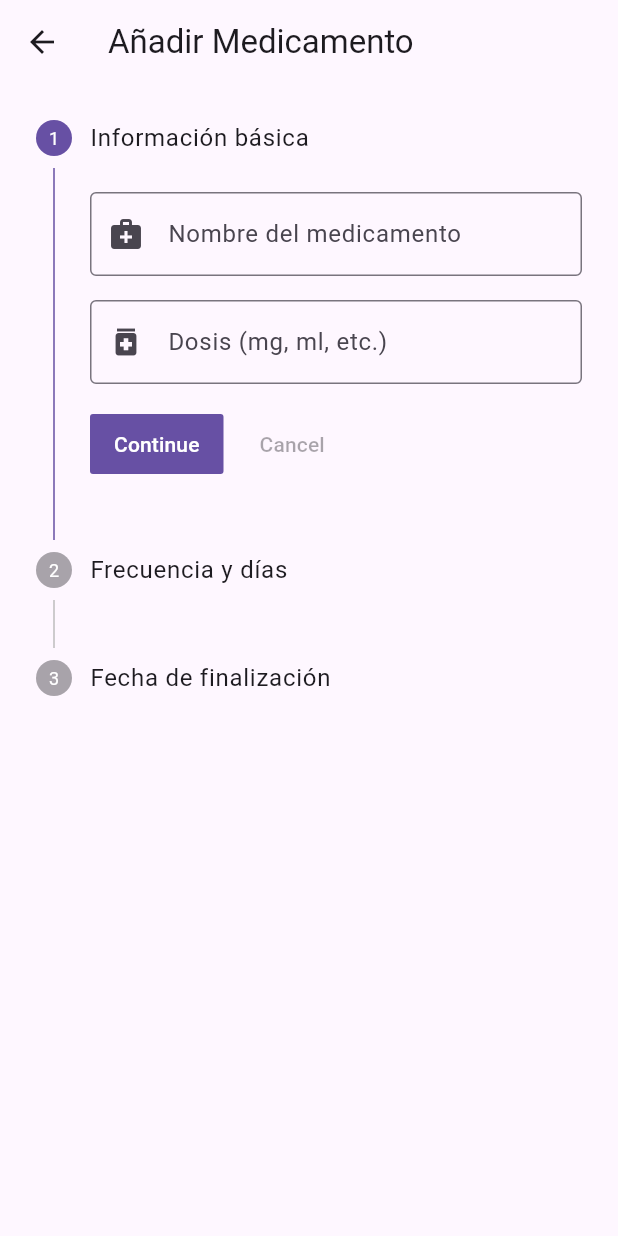
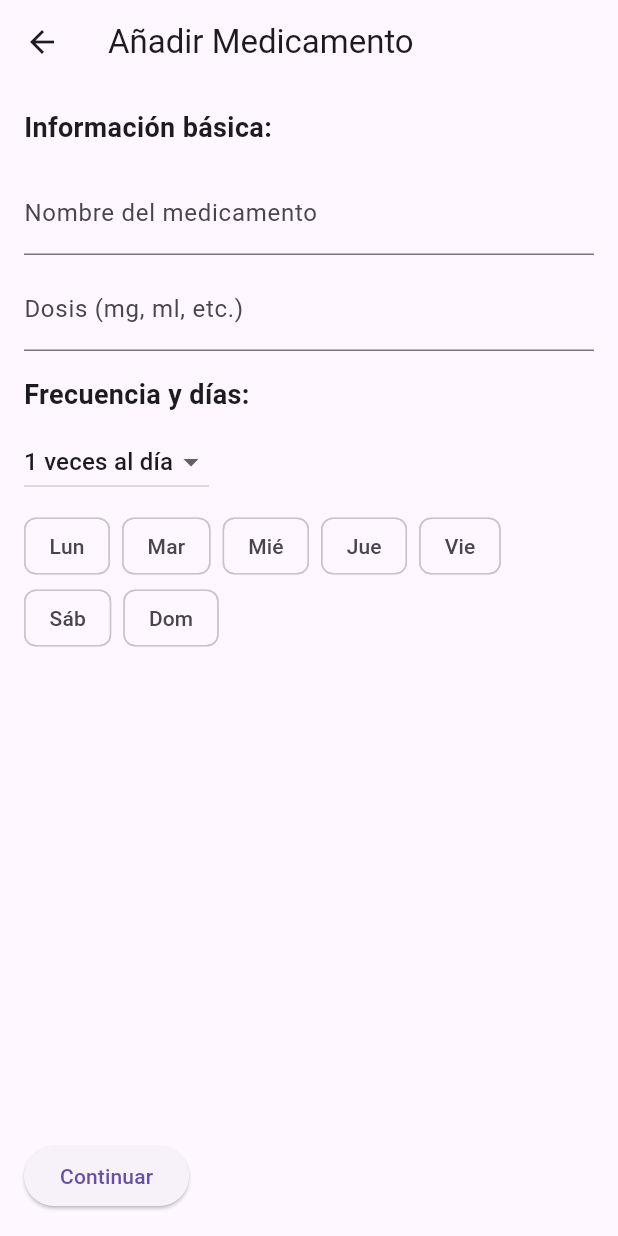
Before and after one commit to FersLan6/Pilltime, a Flutter app: the screen it shows after launch, item 2 of the bottom bar chosen, after a tap on "INICIO", after a tap on "AÑADIR MEDICAMENTOS", on a phone screen of 412 x 824 dp. Run offline on Flutter 3.47's test engine with Material 3 defaults, Android fonts, the phone set to English and light mode, and no system bars.

Commit message:
Subida de medicamento listo

```diff
--- a/lib/screens/add_medication_form_screen.dart
+++ /dev/null
@@ -1,164 +0,0 @@
-import 'package:flutter/material.dart';
-import '../main.dart'; // Importar la lista global
-
-class AddMedicationFormScreen extends StatefulWidget {
-  @override
-  _AddMedicationFormScreenState createState() =>
-      _AddMedicationFormScreenState();
-}
-
-class _AddMedicationFormScreenState extends State<AddMedicationFormScreen> {
-  int currentStep = 0;
-
-  final TextEditingController nameController = TextEditingController();
-  final TextEditingController quantityController = TextEditingController();
-  int timesPerDay = 1;
-  List<bool> selectedDays = List.filled(7, false);
-  DateTime endDate = DateTime.now();
-
-  void saveMedication() {
-    medicamentos.add({
-      'nombre': nameController.text,
-      'dosis': quantityController.text,
-      'vecesAlDia': timesPerDay,
-      'dias': selectedDays,
-      'fechaFinal': endDate.toLocal().toString().split(' ')[0],
-    });
-
-    print('Medicamento guardado: $medicamentos');
-    Navigator.pop(context);
-  }
-
-  @override
-  Widget build(BuildContext context) {
-    return Scaffold(
-      appBar: AppBar(
-        title: Text('Añadir Medicamento'),
-      ),
-      body: Stepper(
-        currentStep: currentStep,
-        onStepContinue: () {
-          if (currentStep < 2) {
-            setState(() {
-              currentStep += 1;
-            });
-          } else {
-            saveMedication();
-          }
-        },
-        onStepCancel: currentStep == 0
-            ? null
-            : () {
-                setState(() {
-                  currentStep -= 1;
-                });
-              },
-        steps: [
-          Step(
-            title: Text("Información básica"),
-            content: Column(
-              children: [
-                TextField(
-                  controller: nameController,
-                  decoration: InputDecoration(
-                    labelText: "Nombre del medicamento",
-                    prefixIcon: Icon(Icons.medical_services),
-                    border: OutlineInputBorder(),
-                  ),
-                ),
-                SizedBox(height: 16),
-                TextField(
-                  controller: quantityController,
-                  decoration: InputDecoration(
-                    labelText: "Dosis (mg, ml, etc.)",
-                    prefixIcon: Icon(Icons.medication),
-                    border: OutlineInputBorder(),
-                  ),
-                  keyboardType: TextInputType.number,
-                ),
-              ],
-            ),
-            isActive: currentStep == 0,
-          ),
-          Step(
-            title: Text("Frecuencia y días"),
-            content: Column(
-              children: [
-                DropdownButtonFormField<int>(
-                  value: timesPerDay,
-                  onChanged: (value) {
-                    setState(() {
-                      timesPerDay = value!;
-                    });
-                  },
-                  items: List.generate(
-                    4,
-                    (index) => DropdownMenuItem(
-                      value: index + 1,
-                      child: Text("${index + 1} veces al día"),
-                    ),
-                  ),
-                  decoration: InputDecoration(
-                    labelText: "Veces al día",
-                    prefixIcon: Icon(Icons.timer),
-                    border: OutlineInputBorder(),
-                  ),
-                ),
-                SizedBox(height: 16),
-                Wrap(
-                  spacing: 8.0,
-                  runSpacing: 4.0,
-                  children: List.generate(7, (index) {
-                    final days = [
-                      "Lun",
-                      "Mar",
-                      "Mié",
-                      "Jue",
-                      "Vie",
-                      "Sáb",
-                      "Dom"
-                    ];
-                    return FilterChip(
-                      label: Text(days[index]),
-                      selected: selectedDays[index],
-                      onSelected: (value) {
-                        setState(() {
-                          selectedDays[index] = value;
-                        });
-                      },
-                    );
-                  }),
-                ),
-              ],
-            ),
-            isActive: currentStep == 1,
-          ),
-          Step(
-            title: Text("Fecha de finalización"),
-            content: Column(
-              children: [
-                ElevatedButton(
-                  onPressed: () async {
-                    DateTime? picked = await showDatePicker(
-                      context: context,
-                      initialDate: endDate,
-                      firstDate: DateTime.now(),
-                      lastDate: DateTime(2101),
-                    );
-                    if (picked != null) {
-                      setState(() => endDate = picked);
-                    }
-                  },
-                  child: Text("Seleccionar fecha"),
-                ),
-                SizedBox(height: 8),
-                Text("Fecha seleccionada: ${endDate.toLocal()}".split(' ')[0]),
-              ],
-            ),
-            isActive: currentStep == 2,
-          ),
-        ],
-      ),
-    );
-  }
-}
--- /dev/null
+++ b/lib/screens/add_medication_page1.dart
@@ -0,0 +1,104 @@
+import 'package:flutter/material.dart';
+import 'add_medication_page2.dart';
+
+class AddMedicationPage1 extends StatefulWidget {
+  const AddMedicationPage1({super.key});
+
+  @override
+  State<AddMedicationPage1> createState() => _AddMedicationPage1State();
+}
+
+class _AddMedicationPage1State extends State<AddMedicationPage1> {
+  final TextEditingController _nameController = TextEditingController();
+  final TextEditingController _doseController = TextEditingController();
+  int _timesPerDay = 1;
+  List<bool> _selectedDays = List.generate(7, (index) => false);
+
+  @override
+  Widget build(BuildContext context) {
+    return Scaffold(
+      appBar: AppBar(title: const Text('Añadir Medicamento')),
+      body: Padding(
+        padding: const EdgeInsets.all(16.0),
+        child: Column(
+          crossAxisAlignment: CrossAxisAlignment.start,
+          children: [
+            const Text(
+              'Información básica:',
+              style: TextStyle(fontSize: 18, fontWeight: FontWeight.bold),
+            ),
+            const SizedBox(height: 16),
+            TextField(
+              controller: _nameController,
+              decoration: const InputDecoration(labelText: 'Nombre del medicamento'),
+            ),
+            const SizedBox(height: 8),
+            TextField(
+              controller: _doseController,
+              decoration: const InputDecoration(labelText: 'Dosis (mg, ml, etc.)'),
+            ),
+            const SizedBox(height: 16),
+            const Text(
+              'Frecuencia y días:',
+              style: TextStyle(fontSize: 18, fontWeight: FontWeight.bold),
+            ),
+            const SizedBox(height: 8),
+            DropdownButton<int>(
+              value: _timesPerDay,
+              onChanged: (value) {
+                setState(() {
+                  _timesPerDay = value!;
+                });
+              },
+              items: List.generate(4, (index) {
+                return DropdownMenuItem(
+                  value: index + 1,
+                  child: Text('${index + 1} veces al día'),
+                );
+              }),
+            ),
+            const SizedBox(height: 8),
+            Wrap(
+              spacing: 8,
+              children: List.generate(7, (index) {
+                return ChoiceChip(
+                  label: Text(['Lun', 'Mar', 'Mié', 'Jue', 'Vie', 'Sáb', 'Dom'][index]),
+                  selected: _selectedDays[index],
+                  onSelected: (selected) {
+                    setState(() {
+                      _selectedDays[index] = selected;
+                    });
+                  },
+                );
+              }),
+            ),
+            const Spacer(),
+            ElevatedButton(
+              onPressed: () {
+                if (_nameController.text.isEmpty || _doseController.text.isEmpty) {
+                  ScaffoldMessenger.of(context).showSnackBar(
+                    const SnackBar(content: Text('Por favor completa todos los campos')),
+                  );
+                  return;
+                }
+
+                Navigator.push(
+                  context,
+                  MaterialPageRoute(
+                    builder: (context) => AddMedicationPage2(
+                      name: _nameController.text,
+                      dose: _doseController.text,
+                      timesPerDay: _timesPerDay,
+                      selectedDays: _selectedDays,
+                    ),
+                  ),
+                );
+              },
+              child: const Text('Continuar'),
+            ),
+          ],
+        ),
+      ),
+    );
+  }
+}
--- a/lib/widgets/add_med_button.dart
+++ b/lib/widgets/add_med_button.dart
@@ -1,5 +1,5 @@
 import 'package:flutter/material.dart';
-import '../screens/add_medication_form_screen.dart';
+import '../screens/add_medication_page1.dart';
 
 class AddMedButton extends StatelessWidget {
   const AddMedButton({super.key});
@@ -11,7 +11,7 @@ class AddMedButton extends StatelessWidget {
         Navigator.push(
           context,
           MaterialPageRoute(
-            builder: (context) => AddMedicationFormScreen(),
+            builder: (context) =>const AddMedicationPage1(),
           ),
         );
       },
--- a/lib/widgets/app_bar.dart
+++ b/lib/widgets/app_bar.dart
@@ -2,16 +2,17 @@ import 'package:flutter/material.dart';
 
 PreferredSizeWidget customAppBar() {
   return AppBar(
+    backgroundColor: Colors.green[600], // Fondo verde llamativo
     title: Row(
       children: [
         Image.asset(
-          'assets/pilltime.png', // Reemplaza con la ruta de tu logo
+          'assets/pilltime.png', // Ruta de tu logo
           height: 30,
         ),
-        const SizedBox(width: 8),
+        const SizedBox(width: 10),
         const Text(
           'PillTime',
-          style: TextStyle(fontWeight: FontWeight.bold),
+          style: TextStyle(fontSize: 22, fontWeight: FontWeight.bold),
         ),
       ],
     ),
```
Also changed, not shown: lib/screens/SlidingTimePicker.dart (added, +106 -0 lines), lib/screens/add_medication_page2.dart (added, +140 -0 lines).
